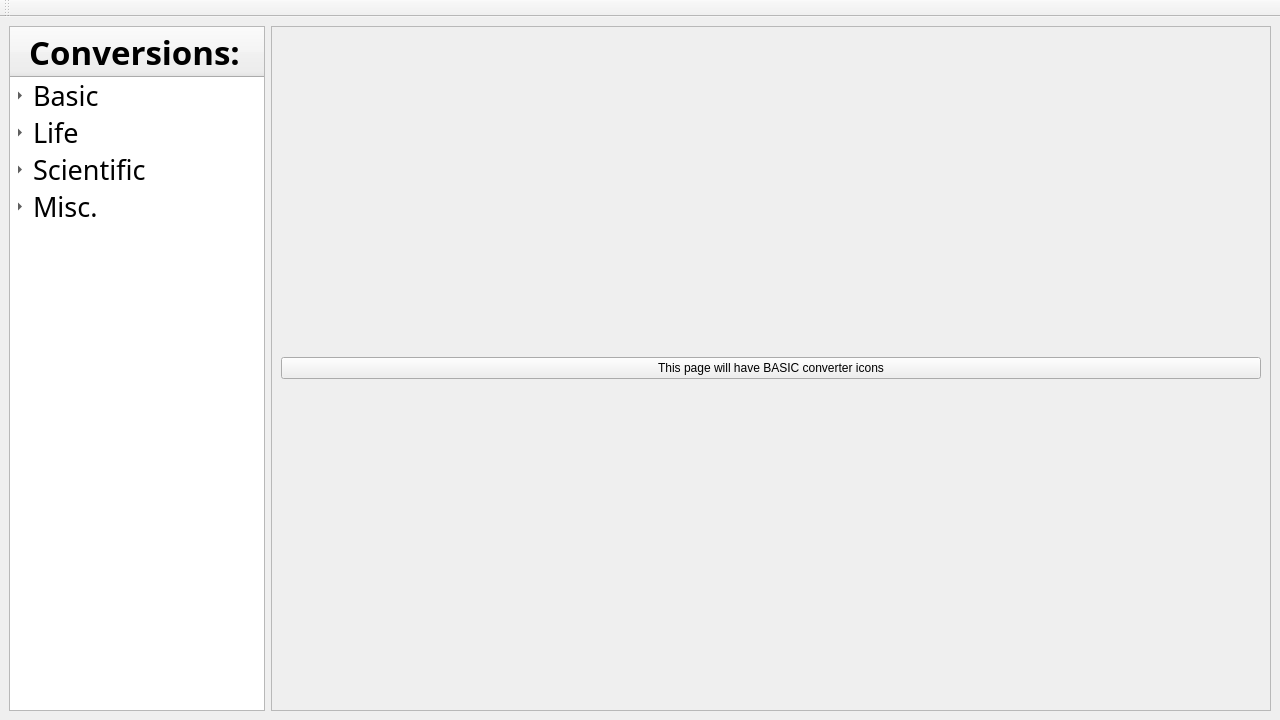
Qt form mainwindow.ui (30vam/cute-converter) before a commit.
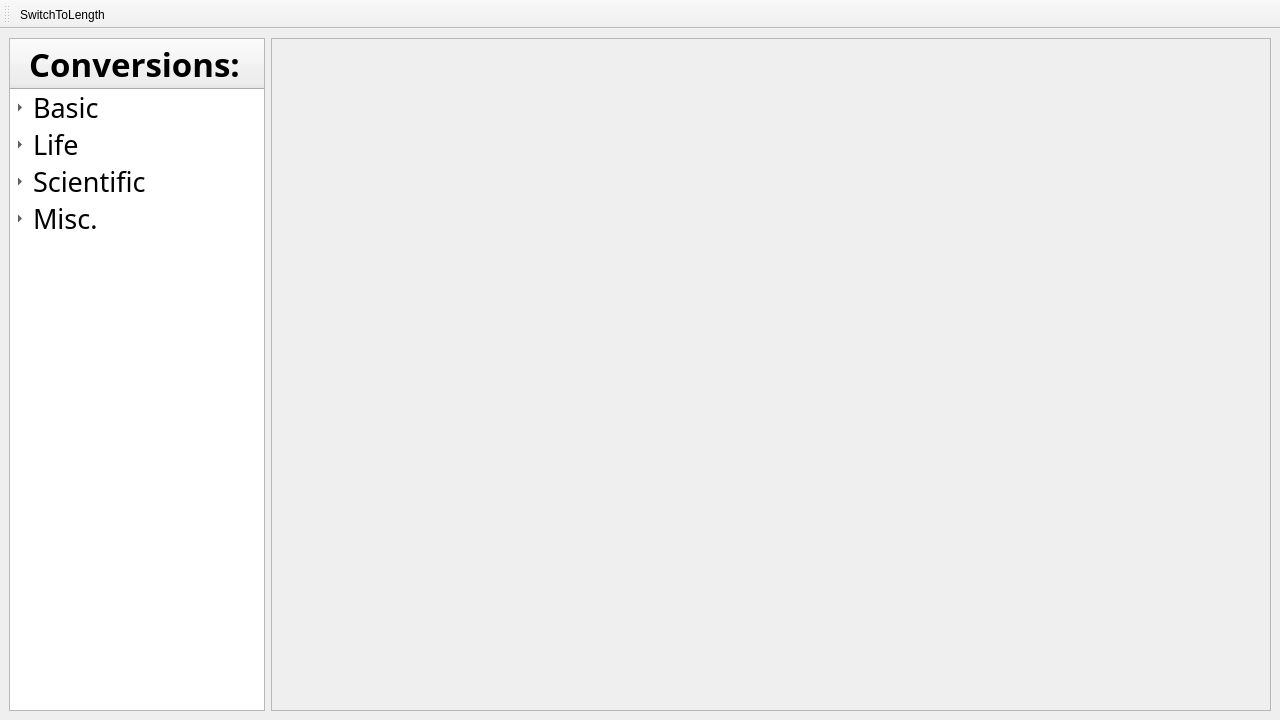
The same form after that commit. The open tabs and pages were chosen to show the change. Icons and pictures are not drawn.

Commit message: Added ability to change to length converter from toolbar

```diff
--- a/mainwindow.ui
+++ b/mainwindow.ui
@@ -219,17 +219,7 @@
       <property name="currentIndex">
        <number>3</number>
       </property>
-      <widget class="QWidget" name="basicPage">
-       <layout class="QGridLayout" name="gridLayout_2">
-        <item row="0" column="0">
-         <widget class="QPushButton" name="pushButton">
-          <property name="text">
-           <string>This page will have BASIC converter icons</string>
-          </property>
-         </widget>
-        </item>
-       </layout>
-      </widget>
+      <widget class="QWidget" name="basicPage"/>
       <widget class="QWidget" name="lengthWidget">
        <property name="sizePolicy">
         <sizepolicy hsizetype="Preferred" vsizetype="Preferred">
@@ -777,7 +767,20 @@
    <attribute name="toolBarBreak">
     <bool>false</bool>
    </attribute>
+   <addaction name="actionSwitchToLength"/>
   </widget>
+  <action name="actionSwitchToLength">
+   <property name="icon">
+    <iconset resource="icons.qrc">
+     <normaloff>:/icons/lengthIcon.png</normaloff>:/icons/lengthIcon.png</iconset>
+   </property>
+   <property name="text">
+    <string>SwitchToLength</string>
+   </property>
+   <property name="toolTip">
+    <string>Switch To Length Converter</string>
+   </property>
+  </action>
  </widget>
  <resources>
   <include location="icons.qrc"/>
```
Left out of the diff: 10 changed lines with no effect on the pictures. The commit also changes 2 other files.
